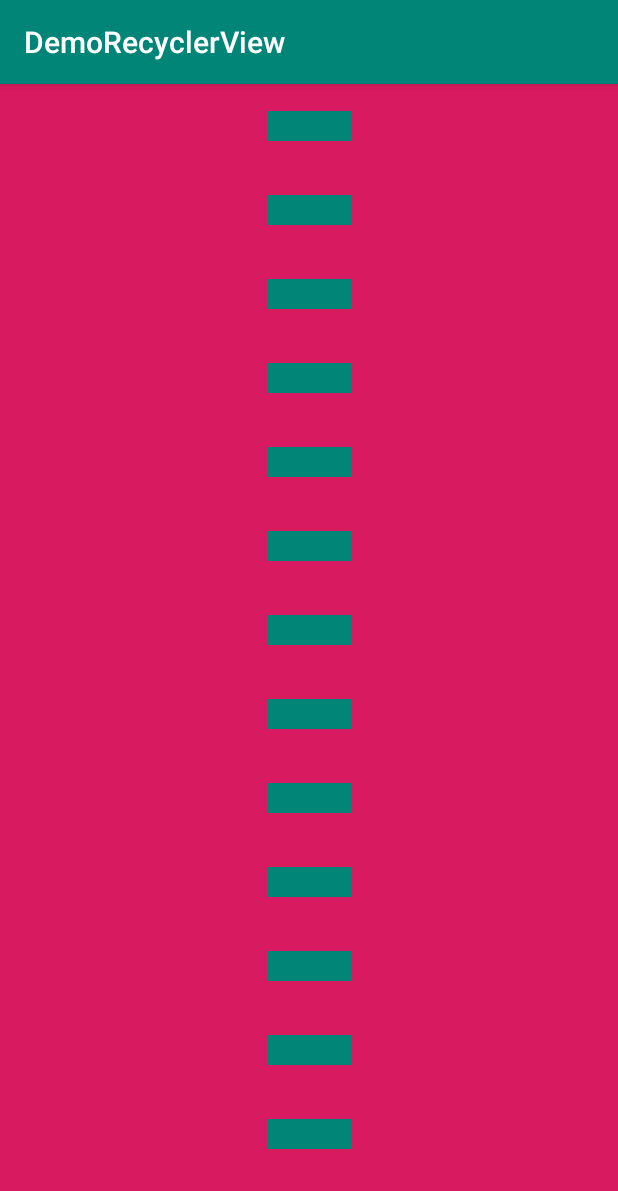
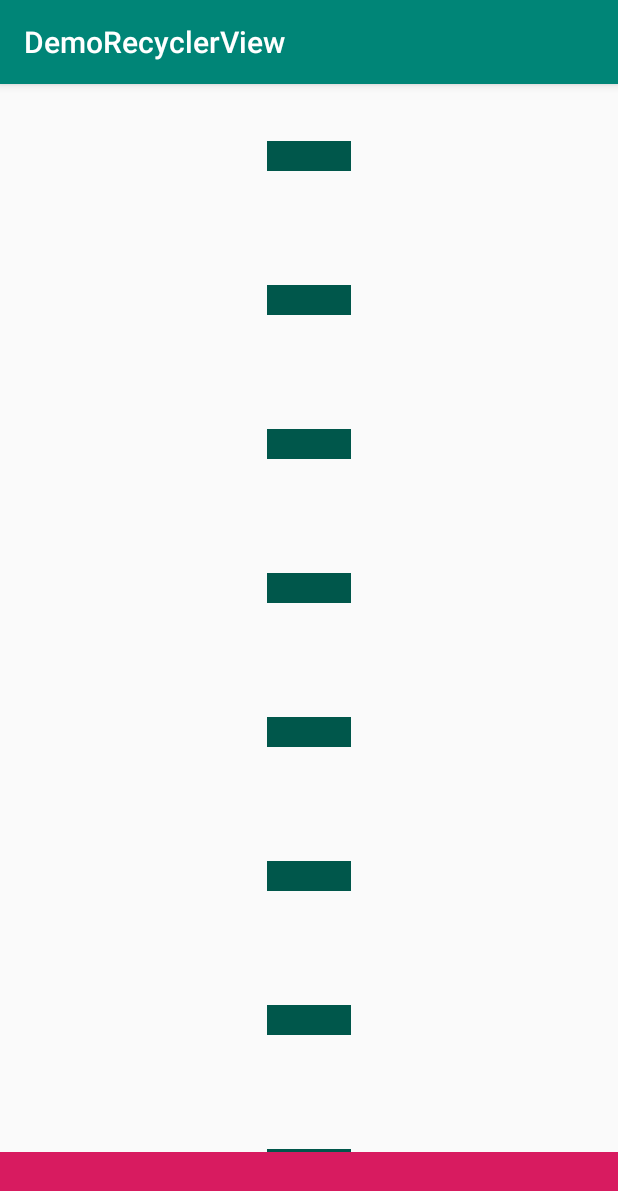
Before and after one commit to huongvu1397/DemoAnimationRecyclerView, an Android app: the screen it shows after launch (MainActivity), on a phone screen of 412 x 824 dp. Shown: the top 1191 px of the screen. Run offline under Robolectric (Android 15) with nearby library versions, the phone set to English and light mode, and no system bars.

Commit message:
add clipchildren

```diff
--- a/app/src/main/res/layout/activity_main.xml
+++ b/app/src/main/res/layout/activity_main.xml
@@ -8,6 +8,8 @@
 
     <androidx.recyclerview.widget.RecyclerView
         android:id="@+id/recyclerView"
+        android:clipChildren="false"
+        android:clipToPadding="false"
         android:layout_width="match_parent"
         android:layout_height="0dp"
         app:layoutManager="androidx.recyclerview.widget.LinearLayoutManager"
--- a/app/src/main/res/layout/item_music.xml
+++ b/app/src/main/res/layout/item_music.xml
@@ -1,16 +1,22 @@
 <?xml version="1.0" encoding="utf-8"?>
-<LinearLayout xmlns:android="http://schemas.android.com/apk/res/android"
+<RelativeLayout xmlns:android="http://schemas.android.com/apk/res/android"
     android:orientation="vertical" android:layout_width="match_parent"
     android:gravity="center"
-    android:background="@color/colorAccent"
+    android:layout_margin="20dp"
     android:layout_height="?attr/actionBarSize">
 
     <ImageView
+        android:layout_width="match_parent"
+        android:layout_margin="10dp"
+        android:layout_height="50dp"/>
+
+    <ImageView
+        android:layout_centerInParent="true"
         android:padding="10dp"
         android:id="@+id/img_move"
         android:layout_gravity="center"
         android:layout_width="?attr/actionBarSize"
-        android:background="@color/colorPrimary"
+        android:background="@color/colorPrimaryDark"
         android:layout_height="wrap_content"/>
 
-</LinearLayout>
+</RelativeLayout>
```
